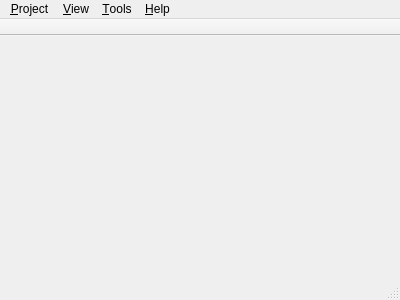
Qt form src/gui/formmain.ui (BuildmLearn/BuildmLearn-Toolkit) before a commit.
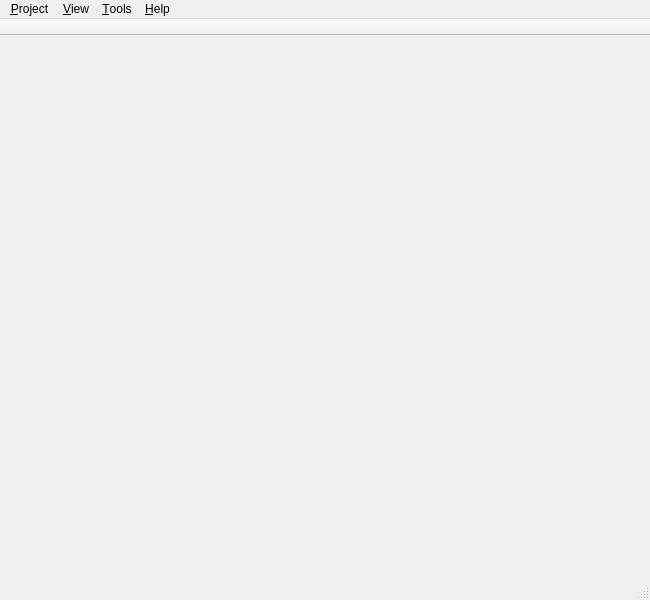
The same form after that commit.

What changed in the file:
```diff
--- a/src/gui/formmain.ui
+++ b/src/gui/formmain.ui
@@ -6,8 +6,8 @@
    <rect>
     <x>0</x>
     <y>0</y>
-    <width>400</width>
-    <height>300</height>
+    <width>650</width>
+    <height>600</height>
    </rect>
   </property>
   <property name="windowTitle">
@@ -19,7 +19,7 @@
     <rect>
      <x>0</x>
      <y>0</y>
-     <width>400</width>
+     <width>650</width>
      <height>21</height>
     </rect>
    </property>
```
Left out of the diff: 3 changed lines with no effect on the pictures.
